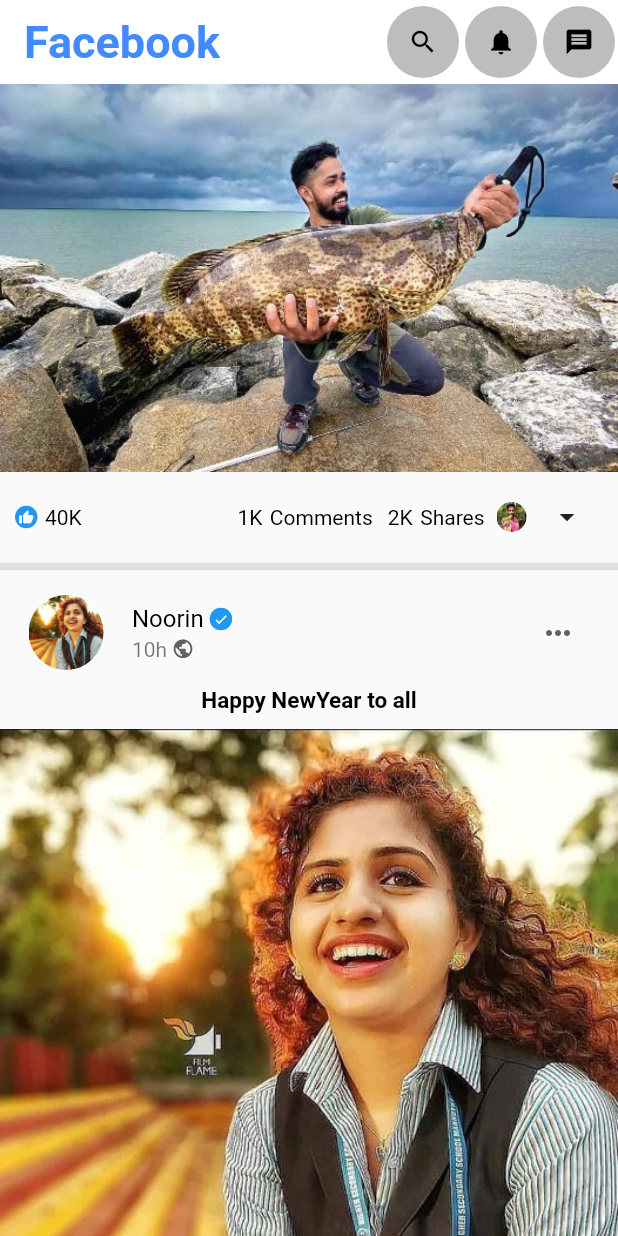
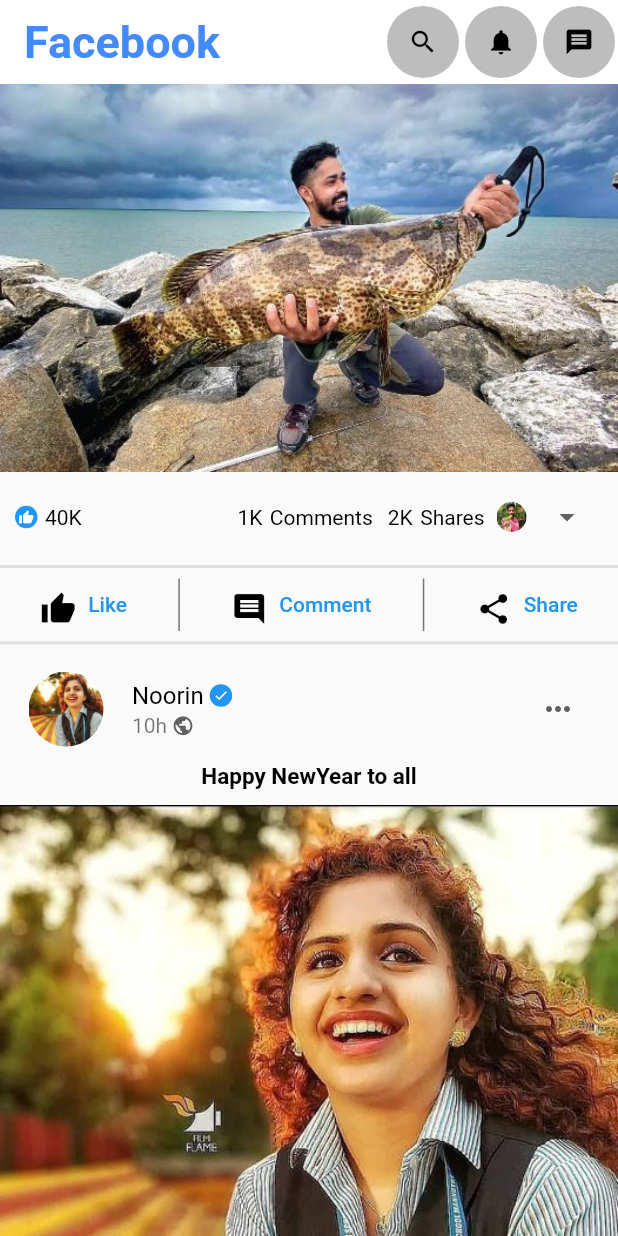
Before and after one commit to Geothomas1/Flutter.Dev, a Flutter app: the screen it shows after launch, scrolled down 576 dp, on a phone screen of 412 x 824 dp. Run offline on Flutter 3.47's test engine with Material 2 defaults, Android fonts, the phone set to English and light mode, and no system bars.

Commit message:
Just completed

```diff
--- a/facebook/lib/home.dart
+++ b/facebook/lib/home.dart
@@ -67,7 +67,7 @@ class Home extends StatelessWidget {
             commentCount: "1K",
             shareCount: "2K",
           ),
-          divider(thikness: 5, color: Colors.grey[300]),
+          divider(thikness: 2, color: Colors.grey[300]),
           PostCard(
             postOwner: "Noorin",
             profileImage: noorin,
--- /dev/null
+++ b/facebook/lib/widgets/footerPostButton.dart
@@ -0,0 +1,28 @@
+import 'package:flutter/material.dart';
+class FooterPostButton extends StatelessWidget {
+  final String buttonText;
+  final IconData buttonIcon;
+  final void Function() buttonAction;
+  final Color buttonColor;
+  FooterPostButton({
+@required  this.buttonText,
+      @required this.buttonIcon,
+      @required this.buttonAction,
+      @required this.buttonColor
+  });
+
+  @override
+  Widget build(BuildContext context) {
+    return TextButton.icon(
+      onPressed: buttonAction,
+      icon: Icon(
+        buttonIcon,
+        color: buttonColor,
+      ),
+      label: Text(buttonText),
+
+    );
+  }
+
+
+  }
--- a/facebook/lib/widgets/postCard.dart
+++ b/facebook/lib/widgets/postCard.dart
@@ -1,6 +1,7 @@
 import 'package:facebook/widgets/verifiedTick.dart';
 import 'package:flutter/material.dart';
 import 'imageIcons.dart';
+import './footerPostButton.dart';
 
 class PostCard extends StatelessWidget {
   final String profileImage;
@@ -29,7 +30,9 @@ class PostCard extends StatelessWidget {
         postCardHeader(),
         titleSection(),
         imageSection(),
-        footerSection()
+        footerSection(),
+        hdivider(thikness: 2, color: Colors.grey[300]),
+        postImageAction()
       ]),
     );
   }
@@ -130,7 +133,10 @@ class PostCard extends StatelessWidget {
                   imageW: 20,
                 ),
                 IconButton(
-                    icon: Icon(Icons.arrow_drop_down),
+                    icon: Icon(
+                      Icons.arrow_drop_down,
+                      color: Colors.grey[700],
+                    ),
                     onPressed: () => {print("menu clicked")}),
               ],
             ),
@@ -147,10 +153,45 @@ class PostCard extends StatelessWidget {
     );
   }
 
+  Widget divider() {
+    return VerticalDivider(
+      thickness: 1,
+      color: Colors.grey[600],
+    );
+  }
+  Widget hdivider({@required double thikness, @required Color color}) {
+    return Divider(
+      thickness: thikness,
+      color: color,
+    );
+  }
+
   Widget postImageAction() {
     return Container(
+       height: 35,
+       padding: EdgeInsets.only(),
       child: Row(
-        children: [],
+        mainAxisAlignment: MainAxisAlignment.spaceEvenly,
+        children: [
+          FooterPostButton(
+              buttonText: "Like",
+              buttonIcon: Icons.thumb_up,
+              buttonAction: () => {print("Like action")},
+              buttonColor: Colors.black),
+              divider(),
+          FooterPostButton(
+              buttonText: "Comment",
+              buttonIcon: Icons.comment,
+              buttonAction: () => {print("Like action")},
+              buttonColor: Colors.black),
+              divider(),
+          FooterPostButton(
+              buttonText: "Share",
+              buttonIcon: Icons.share,
+              buttonAction: () => {print("Like action")},
+              buttonColor: Colors.black),
+
+        ],
       ),
     );
   }
```
